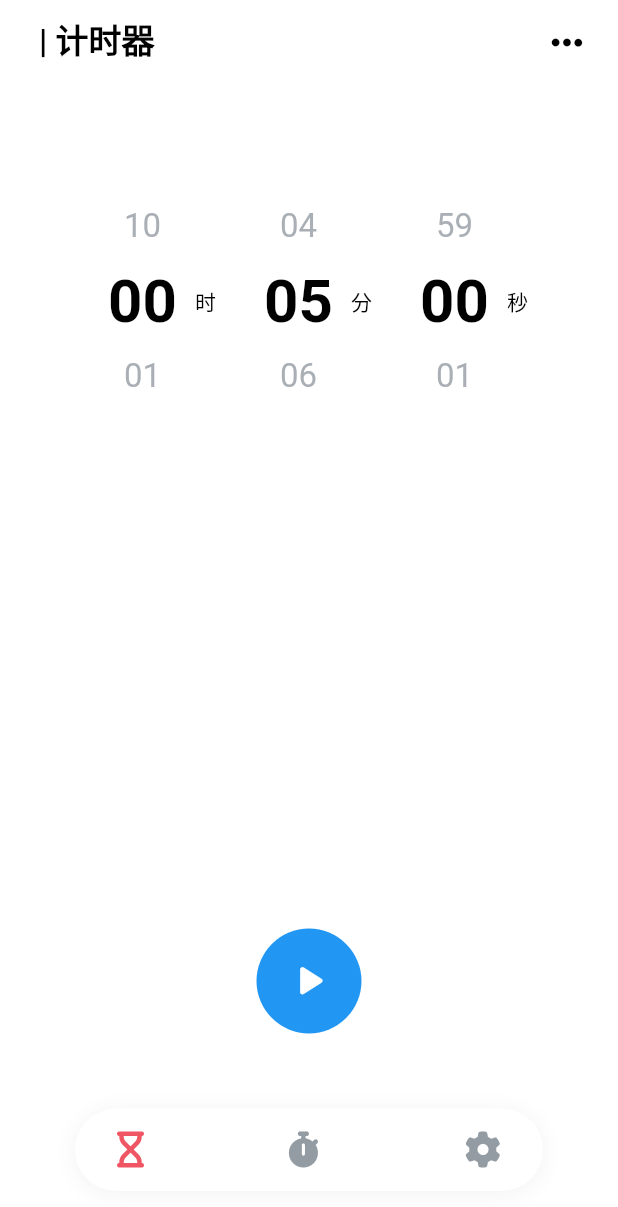
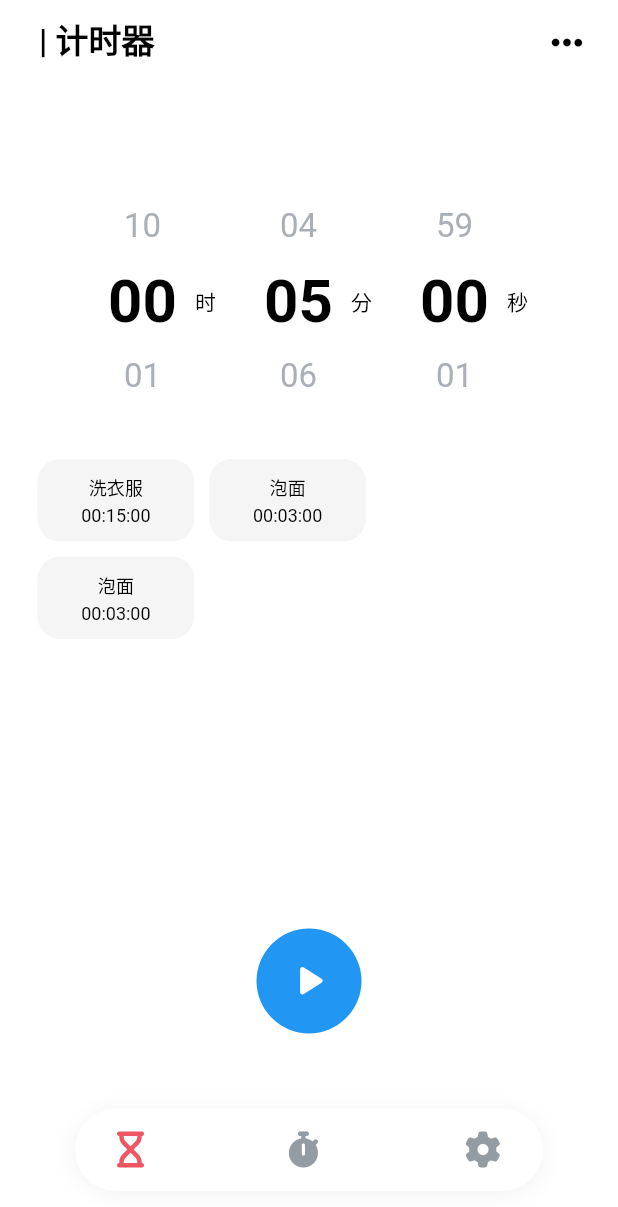
Before and after one commit to liuxiyuan-2022/simple_timer, a Flutter app: the screen it shows after launch, on a phone screen of 412 x 824 dp. Shown: the top 1207 px of the screen. Run offline on Flutter 3.47's test engine with Material 2 defaults, Android fonts, the phone set to English and light mode, and no system bars; drawn by our look-alikes of numberpicker; our stand-ins replace animated_flip_counter, font_awesome_flutter, get, shared_preferences, stop_watch_timer; missing offline and left inert: dart:ffi, flutter_ringtone_player; Roboto replaces fonts that are missing (Harmony).

Commit message:
新增 计时器列表

```diff
--- a/lib/controller/home_controller.dart
+++ b/lib/controller/home_controller.dart
@@ -14,6 +14,7 @@ class HomeController extends GetxController {
     Get.put(SettingsController());
   }
 
+  /// 手势滑动切换页面
   void pageViewSlideChanged(double offset) {
     int index = SelectedTab.values.indexOf(selectedTab);
     if (offset > 0) {
@@ -29,6 +30,7 @@ class HomeController extends GetxController {
     }
   }
 
+  /// 切换页面
   void pageViewChanged(int i) {
     pageController.animateToPage(
       i,
--- a/lib/controller/settings_controller.dart
+++ b/lib/controller/settings_controller.dart
@@ -97,7 +97,7 @@ class SettingsController extends GetxController {
       );
     } else {
       // Get.bottomSheet(bottomsheet)
-      GetNotification.showBottomSheet(
+      GetNotification.showCustomBottomSheet(
         title: 'version_update'.tr,
         message: 'Do you need to update to version 8.8.61',
       );
--- a/lib/controller/timer_controller.dart
+++ b/lib/controller/timer_controller.dart
@@ -1,3 +1,4 @@
+import 'dart:ffi';
 import 'dart:math';
 import 'package:flutter/animation.dart';
 import 'package:flutter/cupertino.dart';
@@ -28,7 +29,7 @@ class TimerController extends GetxController
   var isPauseTiming = false.obs;
 
   /// 当前计时器标题
-  var timerTitle = '计时器'.obs;
+  var timerTag = 'timer'.obs;
 
   /// 计时器 - 秒
   var timerSecond = 0.obs;
@@ -41,6 +42,21 @@ class TimerController extends GetxController
 
   /// 计时器总时长 /秒
   var totalTime = 0.obs;
+
+  /// 计时器列表
+  var timerList = <RxList<String>>[
+    ['00:15:00', '洗衣服'].obs,
+    ['00:03:00', '泡面'].obs,
+    ['00:03:00', '泡面'].obs,
+  ].obs;
+
+  /// 计时器时间列表时间预设
+  var timerListHour = 0.obs;
+  var timerListMinute = 0.obs;
+  var timerListSecond = 0.obs;
+
+  /// 计时器列表控制器
+  var timerListController = ScrollController();
 
   @override
   void onInit() async {
@@ -162,6 +178,41 @@ class TimerController extends GetxController
     return h * 60 * 60 + m * 60 + s;
   }
 
+  /// 重命名计时器标签
+  void renameTimerTag(int index) {}
+
+  /// 删除计时器
+  void removeTimer(int index) {}
+
+  /// 使用计时器列表预设
+  void applyTimerListInfo(int index) {
+    timerHour.value = int.parse(timerList[index][0].split(":")[0]);
+    timerMinute.value = int.parse(timerList[index][0].split(':')[1]);
+    timerSecond.value = int.parse(timerList[index][0].split(':')[2]);
+    timerTag.value = timerList[index][1];
+  }
+
+  /// 更改计时器列表时间预设
+  void changeTimerListTime(int index) {
+    String result = timerListHour.value.toString().padLeft(2, '0') + ':';
+    result += timerListMinute.value.toString().padLeft(2, '0') + ':';
+    result += timerListSecond.value.toString().padLeft(2, '0');
+    timerList[index][0] = result;
+
+    // 刷新列表
+    update(['timerList']);
+  }
+
+  /// 调用timerPicker更改计时器列表时间时, 初始化timerPicker的时间
+  void initTimerPicker(int index) {
+    timerListHour.value = int.parse(timerList[index][0].split(':')[0]);
+    timerListMinute.value = int.parse(timerList[index][0].split(':')[1]);
+    timerListSecond.value = int.parse(timerList[index][0].split(':')[2]);
+  }
+
+  /// 初始化计时器列表
+  void initTimerList() {}
+
   @override
   void onClose() async {
     super.onClose();
--- a/lib/l10n/messages.dart
+++ b/lib/l10n/messages.dart
@@ -32,6 +32,10 @@ class Messages extends Translations {
           'jingle': '叮当',
           'light-steps': '轻盈的步伐',
           'music-box': '音乐盒',
+          'change_time': '调整时间',
+          'rename': '重命名',
+          'remove': '删除',
+          'timer': '计时器',
         },
         'en_US': {
           'timer_page': 'Timer',
@@ -58,6 +62,10 @@ class Messages extends Translations {
           'jingle': 'Jingle',
           'light-steps': 'Light Steps',
           'music-box': 'Music Box',
+          'change_time': 'Change time',
+          'rename': 'Raname',
+          'remove': 'Remove',
+          'timer': 'Timer',
         }
       };
 }
--- a/lib/pages/timer_page.dart
+++ b/lib/pages/timer_page.dart
@@ -5,6 +5,7 @@ import 'package:simple_timer/common/color_util.dart';
 import 'package:simple_timer/controller/timer_controller.dart';
 import 'package:simple_timer/widgets/main_page_template.dart';
 import 'package:simple_timer/widgets/timer_flip_counter.dart';
+import 'package:simple_timer/widgets/timer_list.dart';
 import 'package:simple_timer/widgets/timer_picker.dart';
 import 'package:simple_timer/widgets/timer_scale_ring.dart';
 import 'package:simple_timer/widgets/timer_status_button.dart';
@@ -34,9 +35,7 @@ class TimerPage extends GetView<TimerController> {
               Visibility(
                 visible: controller.isTiming.value ? true : false,
                 child: Positioned(
-                  child: TimerScaleRing(
-                    scale: context.width * 1.3,
-                  ),
+                  child: TimerScaleRing(scale: context.width * 1.3),
                   top: -context.height / 3.5,
                   left: context.width / 2,
                 ),
@@ -51,7 +50,18 @@ class TimerPage extends GetView<TimerController> {
               ),
               Visibility(
                 visible: controller.isTiming.value ? false : true,
-                child: const TimerPicker(),
+                child: Column(
+                  mainAxisSize: MainAxisSize.min,
+                  crossAxisAlignment: CrossAxisAlignment.center,
+                  children: [
+                    TimerPicker(
+                      hourValue: controller.timerHour,
+                      minuteValue: controller.timerMinute,
+                      secondValue: controller.timerSecond,
+                    ).marginOnly(bottom: 30),
+                    const TimerList(),
+                  ],
+                ),
               ).marginOnly(top: 50),
               const Positioned(
                 child: TimerStatusButton(size: 70),
--- a/lib/widgets/stop_watch_lap_list.dart
+++ b/lib/widgets/stop_watch_lap_list.dart
@@ -49,7 +49,8 @@ class StopWatchLapList extends GetView<StopWatchController> {
                           ),
                         ),
                         const Expanded(
-                            child: SizedBox(width: double.maxFinite)),
+                          child: SizedBox(width: double.maxFinite),
+                        ),
 
                         // 单圈时间间隔
                         // +00:00.00
--- a/lib/widgets/timer_flip_counter.dart
+++ b/lib/widgets/timer_flip_counter.dart
@@ -28,7 +28,7 @@ class TimerFlipCounter extends GetView<TimerController> {
         children: [
           // 计时器标题
           Text(
-            controller.timerTitle.value,
+            controller.timerTag.value.tr,
             style: TextStyle(
               color: titleColor,
               fontWeight: FontWeight.w700,
--- /dev/null
+++ b/lib/widgets/timer_list.dart
@@ -0,0 +1,69 @@
+import 'package:flutter/material.dart';
+import 'package:get/get.dart';
+import 'package:simple_timer/common/get_notification.dart';
+import 'package:simple_timer/controller/timer_controller.dart';
+
+class TimerList extends GetView<TimerController> {
+  const TimerList({Key? key}) : super(key: key);
+
+  @override
+  Widget build(BuildContext context) {
+    // 使用update(['id']) 刷新GetBuilder()
+    return GetBuilder(
+      init: TimerController(),
+      id: 'timerList',
+      builder: (context) {
+        return SizedBox(
+          height: 120,
+          child: GridView.builder(
+            controller: controller.timerListController,
+            gridDelegate: const SliverGridDelegateWithFixedCrossAxisCount(
+              crossAxisCount: 2,
+              mainAxisSpacing: 10,
+              crossAxisSpacing: 10,
+              childAspectRatio: 1 / 1.9,
+            ),
+            itemCount: controller.timerList.length,
+            scrollDirection: Axis.horizontal,
+            itemBuilder: (BuildContext context, int index) {
+              return InkWell(
+                onTap: () {
+                  controller.applyTimerListInfo(index);
+                },
+                onLongPress: () => GetNotification.showEditBar(index),
+                child: Container(
+                  padding: const EdgeInsets.only(left: 5, right: 5),
+                  decoration: BoxDecoration(
+                    color: Colors.grey.withOpacity(.1),
+                    borderRadius: const BorderRadius.all(Radius.circular(15)),
+                  ),
+                  child: Column(
+                    mainAxisAlignment: MainAxisAlignment.center,
+                    children: [
+                      Text(
+                        controller.timerList[index][1],
+                        style: TextStyle(
+                          color: Theme.of(context).primaryColor,
+                          fontSize: 12,
+                          overflow: TextOverflow.ellipsis,
+                        ),
+                        textAlign: TextAlign.center,
+                      ).marginOnly(bottom: 3),
+                      Text(
+                        controller.timerList[index][0],
+                        style: TextStyle(
+                          color: Theme.of(context).primaryColor,
+                          fontSize: 12,
+                        ),
+                      ),
+                    ],
+                  ),
+                ),
+              );
+            },
+          ),
+        ).marginOnly(left: 25, right: 25);
+      },
+    );
+  }
+}
--- a/lib/widgets/timer_picker.dart
+++ b/lib/widgets/timer_picker.dart
@@ -6,7 +6,20 @@ import 'package:simple_timer/common/color_util.dart';
 import 'package:simple_timer/controller/timer_controller.dart';
 
 class TimerPicker extends GetView<TimerController> {
-  const TimerPicker({Key? key}) : super(key: key);
+  const TimerPicker({
+    Key? key,
+    required this.hourValue,
+    required this.minuteValue,
+    required this.secondValue,
+    this.scale = 1,
+  }) : super(key: key);
+
+  // 需要改变的变量 如: [TimerController.to.timerMinute]
+  final RxInt hourValue;
+  final RxInt minuteValue;
+  final RxInt secondValue;
+
+  final double scale;
 
   @override
   Widget build(BuildContext context) {
@@ -14,20 +27,20 @@ class TimerPicker extends GetView<TimerController> {
       textTheme: TextTheme(
         // selectedTextStyle
         headline1: TextStyle(
-          fontSize: 40,
+          fontSize: 40 * scale,
           color: Theme.of(context).primaryColor,
           fontWeight: FontWeight.bold,
         ),
 
         // textStyle
         headline2: TextStyle(
-          fontSize: 22,
+          fontSize: 22 * scale,
           color: ColorUtil.hex('#939ba3').withOpacity(.8),
         ),
 
         // 时分秒文字
         subtitle1: TextStyle(
-          fontSize: 14,
+          fontSize: 14 * scale,
           fontWeight: FontWeight.w100,
           color: Theme.of(context).primaryColor,
         ),
@@ -35,69 +48,70 @@ class TimerPicker extends GetView<TimerController> {
     );
 
     return Obx(
-      () => SizedBox(
-        width: context.width,
-        child: Column(
+      () => Column(
+        mainAxisSize: MainAxisSize.min,
         children: [
           Row(
-              mainAxisAlignment: MainAxisAlignment.center,
+            mainAxisSize: MainAxisSize.min,
             children: [
               // 小时
               NumberPicker(
                 minValue: 0,
                 maxValue: 10,
                 zeroPad: true,
-                  itemWidth: 70,
+                itemWidth: 70 * scale,
 
                 // 避免计时时继续刷新此组件
-                  value: TimerController.to.timerHour.value,
+                value: hourValue.value,
                 selectedTextStyle: _theme.textTheme.headline1,
                 textStyle: _theme.textTheme.headline2,
                 infiniteLoop: true,
                 onChanged: (value) {
-                    TimerController.to.timerHour.value = value;
+                  hourValue.value = value;
                 },
               ),
               Text('timer_hour'.tr, style: _theme.textTheme.subtitle1)
-                    .marginOnly(right: 20),
+                  .marginOnly(right: 20 * scale),
 
               // 分钟
               NumberPicker(
                 minValue: 0,
                 maxValue: 59,
                 zeroPad: true,
-                  itemWidth: 70,
-                  value: TimerController.to.timerMinute.value,
+                itemWidth: 70 * scale,
+                value: minuteValue.value,
                 selectedTextStyle: _theme.textTheme.headline1,
                 textStyle: _theme.textTheme.headline2,
                 infiniteLoop: true,
                 onChanged: (value) {
-                    TimerController.to.timerMinute.value = value;
+                  minuteValue.value = value;
                 },
               ),
               Text('timer_minute'.tr, style: _theme.textTheme.subtitle1)
-                    .marginOnly(right: 20),
+                  .marginOnly(right: 20 * scale),
 
               // 秒
               NumberPicker(
                 minValue: 0,
                 maxValue: 59,
                 zeroPad: true,
-                  itemWidth: 70,
-                  value: TimerController.to.timerSecond.value,
+                itemWidth: 70 * scale,
+                value: secondValue.value,
                 selectedTextStyle: _theme.textTheme.headline1,
                 textStyle: _theme.textTheme.headline2,
                 infiniteLoop: true,
                 onChanged: (value) {
-                    TimerController.to.timerSecond.value = value;
+                  secondValue.value = value;
                 },
               ),
-                Text('timer_second'.tr, style: _theme.textTheme.subtitle1),
+              Text(
+                'timer_second'.tr,
+                style: _theme.textTheme.subtitle1,
+              ),
             ],
           ),
         ],
       ),
-      ),
     );
   }
 }
```
Also changed, not shown: lib/common/get_notification.dart (+149 -16 lines), lib/pages/home_page.dart (+9 -0 lines), lib/widgets/bottom_sheet_box.dart (+17 -3 lines). Lines whose indentation alone changed are shown as unchanged.
